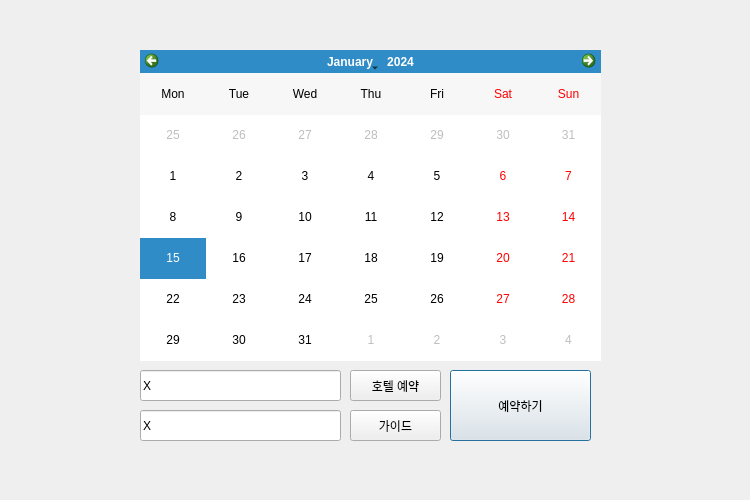
This is VIPclient/reservation.ui in IOT-summer-festival/summer-festival as Qt 5 draws it before an edit. The edited form follows.
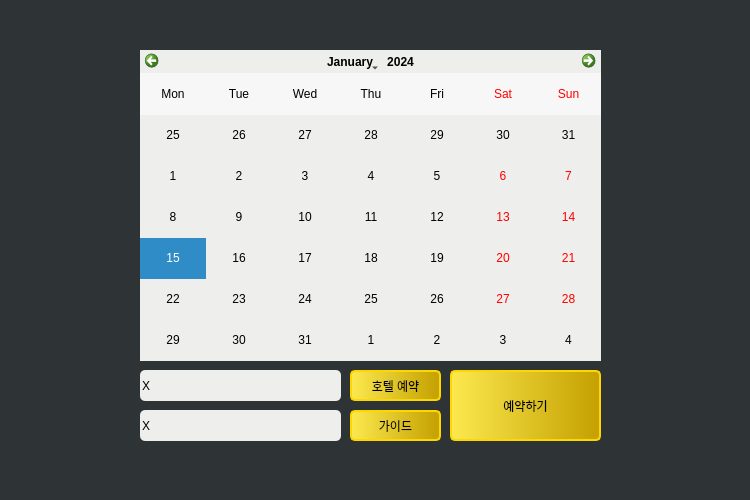
This is the edited form. Icons and pictures are not drawn.

```diff
--- a/VIPclient/reservation.ui
+++ b/VIPclient/reservation.ui
@@ -25,6 +25,10 @@
   <property name="windowTitle">
    <string>Dialog</string>
   </property>
+  <property name="styleSheet">
+   <string notr="true">background-color: rgb(46, 52, 54);
+color: rgb(255, 255, 255);</string>
+  </property>
   <widget class="QCalendarWidget" name="calendar">
    <property name="geometry">
     <rect>
@@ -35,7 +39,8 @@
     </rect>
    </property>
    <property name="styleSheet">
-    <string notr="true"/>
+    <string notr="true">background-color: rgb(238, 238, 236);
+color: rgb(0, 0, 0);</string>
    </property>
    <property name="gridVisible">
     <bool>false</bool>
@@ -55,10 +60,17 @@
     <rect>
      <x>450</x>
      <y>370</y>
-     <width>141</width>
+     <width>151</width>
      <height>71</height>
     </rect>
    </property>
+   <property name="styleSheet">
+    <string notr="true">color: rgb(0, 0, 0);
+background-color: qlineargradient(spread:pad, x1:0, y1:0, x2:1, y2:0, stop:0 rgba(252, 233, 79), stop:1 rgba(196, 160, 0));
+border: 2px solid rgb(255, 215, 0);
+border-radius: 5px;
+</string>
+   </property>
    <property name="text">
     <string>예약하기</string>
    </property>
@@ -72,6 +84,13 @@
      <height>31</height>
     </rect>
    </property>
+   <property name="styleSheet">
+    <string notr="true">color: rgb(0, 0, 0);
+background-color: qlineargradient(spread:pad, x1:0, y1:0, x2:1, y2:0, stop:0 rgba(252, 233, 79), stop:1 rgba(196, 160, 0));
+border: 2px solid rgb(255, 215, 0);
+border-radius: 5px;
+</string>
+   </property>
    <property name="text">
     <string>호텔 예약</string>
    </property>
@@ -85,6 +104,13 @@
      <height>31</height>
     </rect>
    </property>
+   <property name="styleSheet">
+    <string notr="true">color: rgb(0, 0, 0);
+background-color: qlineargradient(spread:pad, x1:0, y1:0, x2:1, y2:0, stop:0 rgba(252, 233, 79), stop:1 rgba(196, 160, 0));
+border: 2px solid rgb(255, 215, 0);
+border-radius: 5px;
+</string>
+   </property>
    <property name="text">
     <string>가이드</string>
    </property>
@@ -98,6 +124,11 @@
      <height>31</height>
     </rect>
    </property>
+   <property name="styleSheet">
+    <string notr="true">background-color: rgb(238, 238, 236);
+color: rgb(0, 0, 0);
+	border-radius: 5px;</string>
+   </property>
    <property name="text">
     <string>X</string>
    </property>
@@ -111,10 +142,34 @@
      <height>31</height>
     </rect>
    </property>
+   <property name="styleSheet">
+    <string notr="true">background-color: rgb(238, 238, 236);
+color: rgb(0, 0, 0);
+	border-radius: 5px;</string>
+   </property>
    <property name="text">
     <string>X</string>
    </property>
   </widget>
+  <widget class="QLabel" name="label">
+   <property name="geometry">
+    <rect>
+     <x>20</x>
+     <y>20</y>
+     <width>91</width>
+     <height>91</height>
+    </rect>
+   </property>
+   <property name="text">
+    <string/>
+   </property>
+   <property name="pixmap">
+    <pixmap>image/cal.png</pixmap>
+   </property>
+   <property name="scaledContents">
+    <bool>true</bool>
+   </property>
+  </widget>
  </widget>
  <resources/>
  <connections/>
```
